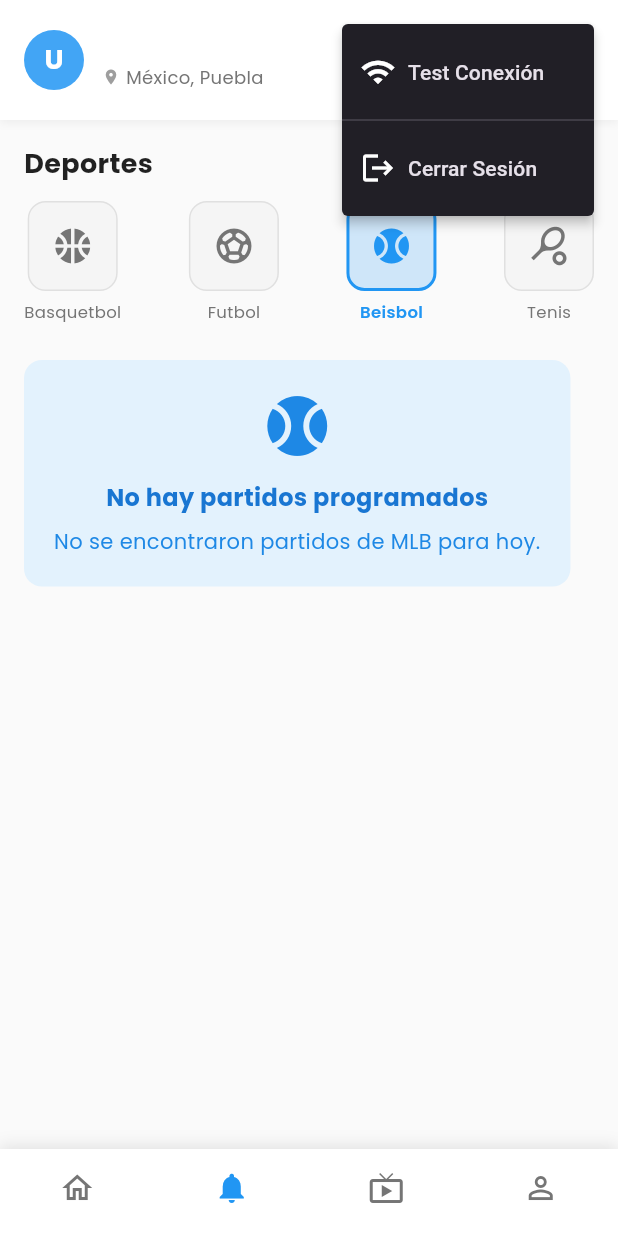
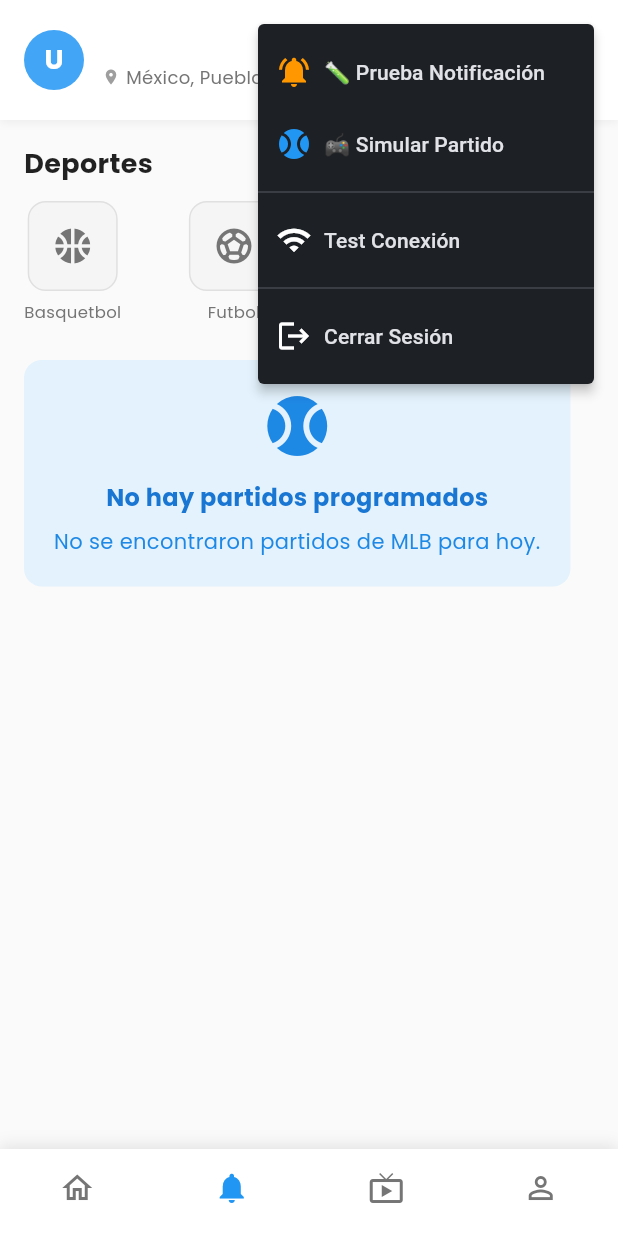
Before and after one commit to SanBenito12/EpicSports, a Flutter app: the OptimizedDashboardScreen screen opened directly, item 2 of the bottom bar chosen, after a tap on the "more vert" icon, on a phone screen of 412 x 824 dp. Run offline on Flutter 3.47's test engine with Material 3 defaults, Android fonts, the phone set to English and light mode, and no system bars; our stand-ins replace cloud_firestore, firebase_auth, firebase_core, firebase_messaging, flutter_local_notifications, font_awesome_flutter and 1 more; accounts and stored records are empty; network calls fail.

Commit message:
VERSION 2.0

```diff
--- a/lib/screens/optimized_dashboard_screen.dart
+++ b/lib/screens/optimized_dashboard_screen.dart
@@ -7,12 +7,10 @@ import '../models/mlb_game.dart';
 import '../services/auth_service.dart';
 import '../services/sportradar_service.dart';
 import '../services/game_notification_service.dart';
+import '../services/push_notification_service.dart'; // 🔔 NUEVO
 import '../models/user_model.dart';
 import '../config/api_config.dart';
 import '../widgets/game_widgets.dart';
-
-// Asegurar que este import esté presente
-export '../widgets/game_widgets.dart';
 import 'login_screen.dart';
 
 class OptimizedDashboardScreen extends StatefulWidget {
@@ -46,6 +44,7 @@ class _OptimizedDashboardScreenState extends State<OptimizedDashboardScreen> {
 
   // Controllers
   Timer? _refreshTimer;
+  Timer? _notificationTimer; // 🔔 NUEVO
   StreamSubscription<List<String>>? _notificationSubscription;
 
   @override
@@ -57,6 +56,7 @@ class _OptimizedDashboardScreenState extends State<OptimizedDashboardScreen> {
   @override
   void dispose() {
     _refreshTimer?.cancel();
+    _notificationTimer?.cancel(); // 🔔 NUEVO
     _notificationSubscription?.cancel();
     super.dispose();
   }
@@ -65,9 +65,39 @@ class _OptimizedDashboardScreenState extends State<OptimizedDashboardScreen> {
   Future<void> _initializeApp() async {
     await _loadUserData();
     await _checkApiConfiguration();
+    await _initializeNotifications(); // 🔔 NUEVO
     await _loadInitialData();
     _setupAutoRefresh();
+    _setupNotificationChecks(); // 🔔 NUEVO
     _listenToNotificationChanges();
+    _showWelcomeNotification(); // 🔔 NUEVO
+  }
+
+  /// 🔔 INICIALIZAR NOTIFICACIONES
+  Future<void> _initializeNotifications() async {
+    try {
+      await PushNotificationService.initialize();
+      debugPrint('✅ Notificaciones inicializadas en dashboard');
+    } catch (e) {
+      debugPrint('❌ Error inicializando notificaciones en dashboard: $e');
+    }
+  }
+
+  /// 🔔 CONFIGURAR VERIFICACIONES PERIÓDICAS DE NOTIFICACIONES
+  void _setupNotificationChecks() {
+    // Verificar cada 2 minutos si hay partidos que van a empezar
+    _notificationTimer = Timer.periodic(const Duration(minutes: 2), (timer) {
+      if (_allGames.isNotEmpty) {
+        PushNotificationService.checkUpcomingGames(_allGames);
+      }
+    });
+  }
+
+  /// 🔔 MOSTRAR NOTIFICACIÓN DE BIENVENIDA (PRUEBA)
+  Future<void> _showWelcomeNotification() async {
+    // Esperar un poco para que la UI se cargue
+    await Future.delayed(const Duration(seconds: 2));
+    await PushNotificationService.showTestNotification();
   }
 
   /// Cargar datos del usuario
@@ -118,7 +148,6 @@ class _OptimizedDashboardScreenState extends State<OptimizedDashboardScreen> {
         _errorMessage = null;
       });
 
-      // Usar el nuevo servicio optimizado
       final games = await _sportradarService.getTodaysGames();
 
       if (mounted) {
@@ -166,7 +195,6 @@ class _OptimizedDashboardScreenState extends State<OptimizedDashboardScreen> {
 
   /// Configurar auto-refresh inteligente
   void _setupAutoRefresh() {
-    // Intervalo dinámico: cada 2 minutos si hay juegos en vivo, cada 10 minutos si no
     final interval = _liveGames.isNotEmpty
         ? const Duration(minutes: 2)
         : const Duration(minutes: 10);
@@ -217,7 +245,6 @@ class _OptimizedDashboardScreenState extends State<OptimizedDashboardScreen> {
 
   /// Manejo de tap en juego
   void _handleGameTap(MLBGame game) {
-    // Aquí podrías navegar a detalle del juego
     debugPrint('🎯 Tap en juego: ${game.awayTeam.abbreviation} vs ${game.homeTeam.abbreviation}');
 
     ScaffoldMessenger.of(context).showSnackBar(
@@ -375,11 +402,32 @@ class _OptimizedDashboardScreenState extends State<OptimizedDashboardScreen> {
             tooltip: 'Actualizar',
           ),
 
-          // Menu
+          // Menu with notifications options 🔔
           PopupMenuButton<String>(
             icon: const Icon(Icons.more_vert, color: Colors.black87),
             onSelected: _handleMenuAction,
             itemBuilder: (context) => [
+              const PopupMenuItem(
+                value: 'test_notification',
+                child: Row(
+                  children: [
+                    Icon(Icons.notifications_active, color: Colors.orange),
+                    SizedBox(width: 8),
+                    Text('🧪 Prueba Notificación'),
+                  ],
+                ),
+              ),
+              const PopupMenuItem(
+                value: 'simulate_game',
+                child: Row(
+                  children: [
+                    Icon(Icons.sports_baseball, color: Colors.blue),
+                    SizedBox(width: 8),
+                    Text('🎮 Simular Partido'),
+                  ],
+                ),
+              ),
+              const PopupMenuDivider(),
               const PopupMenuItem(
                 value: 'test_connection',
                 child: Row(
@@ -679,9 +727,15 @@ class _OptimizedDashboardScreenState extends State<OptimizedDashboardScreen> {
     );
   }
 
-  /// Manejo de acciones del menú
+  /// Manejo de acciones del menú 🔔 ACTUALIZADO
   void _handleMenuAction(String action) {
     switch (action) {
+      case 'test_notification':
+        _showTestNotification();
+        break;
+      case 'simulate_game':
+        _simulateGameStart();
+        break;
       case 'test_connection':
         _testApiConnection();
         break;
@@ -689,6 +743,32 @@ class _OptimizedDashboardScreenState extends State<OptimizedDashboardScreen> {
         _handleLogout();
         break;
     }
+  }
+
+  /// 🔔 MOSTRAR NOTIFICACIÓN DE PRUEBA
+  Future<void> _showTestNotification() async {
+    await PushNotificationService.showTestNotification();
+
+    ScaffoldMessenger.of(context).showSnackBar(
+      const SnackBar(
+        content: Text('🧪 Notificación de prueba enviada'),
+        backgroundColor: Colors.orange,
+        duration: Duration(seconds: 2),
+      ),
+    );
+  }
+
+  /// 🔔 SIMULAR INICIO DE PARTIDO
+  Future<void> _simulateGameStart() async {
+    await PushNotificationService.simulateGameStart();
+
+    ScaffoldMessenger.of(context).showSnackBar(
+      const SnackBar(
+        content: Text('🎮 Simulación de inicio de partido enviada'),
+        backgroundColor: Colors.blue,
+        duration: Duration(seconds: 2),
+      ),
+    );
   }
 
   /// Test de conexión API
--- /dev/null
+++ b/lib/services/push_notification_service.dart
@@ -0,0 +1,339 @@
+// lib/services/push_notification_service.dart
+import 'package:firebase_messaging/firebase_messaging.dart';
+import 'package:flutter_local_notifications/flutter_local_notifications.dart';
+import 'package:firebase_auth/firebase_auth.dart';
+import 'package:cloud_firestore/cloud_firestore.dart';
+import 'package:flutter/material.dart';
+import '../models/mlb_game.dart';
+import 'package:flutter/foundation.dart';
+
+class PushNotificationService {
+  static final FirebaseMessaging _firebaseMessaging = FirebaseMessaging.instance;
+  static final FlutterLocalNotificationsPlugin _localNotifications = FlutterLocalNotificationsPlugin();
+  static final FirebaseFirestore _firestore = FirebaseFirestore.instance;
+  static final FirebaseAuth _auth = FirebaseAuth.instance;
+
+  // Inicializar el servicio de notificaciones
+  static Future<void> initialize() async {
+    try {
+      // 1. Solicitar permisos
+      await _requestPermissions();
+
+      // 2. Configurar notificaciones locales
+      await _initializeLocalNotifications();
+
+      // 3. Configurar Firebase Messaging
+      await _initializeFirebaseMessaging();
+
+      // 4. Obtener token FCM
+      await _getFCMToken();
+
+      debugPrint('✅ Servicio de notificaciones inicializado');
+    } catch (e) {
+      debugPrint('❌ Error inicializando notificaciones: $e');
+    }
+  }
+
+  // Solicitar permisos de notificación
+  static Future<void> _requestPermissions() async {
+    final settings = await _firebaseMessaging.requestPermission(
+      alert: true,
+      badge: true,
+      sound: true,
+      carPlay: false,
+      criticalAlert: false,
+      provisional: false,
+    );
+
+    debugPrint('🔔 Permisos de notificación: ${settings.authorizationStatus}');
+  }
+
+  // Configurar notificaciones locales
+  static Future<void> _initializeLocalNotifications() async {
+    const androidSettings = AndroidInitializationSettings('@mipmap/ic_launcher');
+    const iosSettings = DarwinInitializationSettings(
+      requestAlertPermission: true,
+      requestBadgePermission: true,
+      requestSoundPermission: true,
+    );
+
+    const initSettings = InitializationSettings(
+      android: androidSettings,
+      iOS: iosSettings,
+    );
+
+    await _localNotifications.initialize(
+      initSettings,
+      onDidReceiveNotificationResponse: _onNotificationTapped,
+    );
+
+    // Crear canal de notificaciones para Android
+    await _createNotificationChannel();
+  }
+
+  // Crear canal de notificaciones Android
+  static Future<void> _createNotificationChannel() async {
+    const channel = AndroidNotificationChannel(
+      'mlb_games_channel',
+      'Partidos MLB',
+      description: 'Notificaciones de partidos de béisbol',
+      importance: Importance.high,
+      playSound: true,
+    );
+
+    await _localNotifications
+        .resolvePlatformSpecificImplementation<AndroidFlutterLocalNotificationsPlugin>()
+        ?.createNotificationChannel(channel);
+  }
+
+  // Configurar Firebase Messaging
+  static Future<void> _initializeFirebaseMessaging() async {
+    // Manejar mensaje cuando la app está en primer plano
+    FirebaseMessaging.onMessage.listen(_handleForegroundMessage);
+
+    // Manejar cuando se toca una notificación (app en background)
+    FirebaseMessaging.onMessageOpenedApp.listen(_handleNotificationTap);
+
+    // Verificar si la app se abrió desde una notificación
+    final initialMessage = await FirebaseMessaging.instance.getInitialMessage();
+    if (initialMessage != null) {
+      _handleNotificationTap(initialMessage);
+    }
+  }
+
+  // Obtener token FCM
+  static Future<void> _getFCMToken() async {
+    try {
+      final token = await _firebaseMessaging.getToken();
+      if (token != null) {
+        await _saveTokenToFirestore(token);
+        debugPrint('📱 FCM Token: ${token.substring(0, 20)}...');
+      }
+    } catch (e) {
+      debugPrint('❌ Error obteniendo FCM token: $e');
+    }
+  }
+
+  // Guardar token en Firestore
+  static Future<void> _saveTokenToFirestore(String token) async {
+    try {
+      final user = _auth.currentUser;
+      if (user != null) {
+        await _firestore.collection('users').doc(user.uid).update({
+          'fcmToken': token,
+          'tokenUpdatedAt': FieldValue.serverTimestamp(),
+        });
+        debugPrint('✅ Token FCM guardado en Firestore');
+      }
+    } catch (e) {
+      debugPrint('❌ Error guardando token: $e');
+    }
+  }
+
+  // Manejar mensaje en primer plano
+  static void _handleForegroundMessage(RemoteMessage message) {
+    debugPrint('📨 Mensaje en primer plano: ${message.notification?.title}');
+
+    // Mostrar notificación local
+    _showLocalNotification(
+      title: message.notification?.title ?? 'Partido MLB',
+      body: message.notification?.body ?? 'Un partido está por comenzar',
+      payload: message.data['gameId'],
+    );
+  }
+
+  // Manejar tap en notificación
+  static void _handleNotificationTap(RemoteMessage message) {
+    debugPrint('👆 Notificación tocada: ${message.data}');
+    // Aquí puedes navegar a la pantalla del juego específico
+  }
+
+  // Callback cuando se toca notificación local
+  static void _onNotificationTapped(NotificationResponse response) {
+    debugPrint('👆 Notificación local tocada: ${response.payload}');
+    // Aquí puedes navegar a la pantalla del juego específico
+  }
+
+  // Mostrar notificación local
+  static Future<void> _showLocalNotification({
+    required String title,
+    required String body,
+    String? payload,
+  }) async {
+    const androidDetails = AndroidNotificationDetails(
+      'mlb_games_channel',
+      'Partidos MLB',
+      channelDescription: 'Notificaciones de partidos de béisbol',
+      importance: Importance.high,
+      priority: Priority.high,
+      icon: '@mipmap/ic_launcher',
+    );
+
+    const iosDetails = DarwinNotificationDetails(
+      presentAlert: true,
+      presentBadge: true,
+      presentSound: true,
+    );
+
+    const details = NotificationDetails(
+      android: androidDetails,
+      iOS: iosDetails,
+    );
+
+    await _localNotifications.show(
+      DateTime.now().millisecondsSinceEpoch.remainder(100000),
+      title,
+      body,
+      details,
+      payload: payload,
+    );
+  }
+
+  // 🧪 NOTIFICACIÓN DE PRUEBA
+  static Future<void> showTestNotification() async {
+    await _showLocalNotification(
+      title: '🏟️ ¡Bienvenido a EpicSports!',
+      body: 'Las notificaciones están funcionando correctamente. ¡Disfruta los partidos!',
+      payload: 'test_notification',
+    );
+    debugPrint('🧪 Notificación de prueba enviada');
+  }
+
+  // Notificación cuando empieza un partido
+  static Future<void> notifyGameStarting(MLBGame game) async {
+    await _showLocalNotification(
+      title: '🔴 ¡Partido en vivo!',
+      body: '${game.awayTeam.name} vs ${game.homeTeam.name} ha comenzado',
+      payload: game.id,
+    );
+
+    // También guardar en Firestore para historial
+    await _saveNotificationHistory(game, 'game_started');
+  }
+
+  // Notificación para recordatorio de partido próximo
+  static Future<void> notifyGameStartingSoon(MLBGame game, int minutesUntilStart) async {
+    await _showLocalNotification(
+      title: '⏰ Partido próximo',
+      body: '${game.awayTeam.name} vs ${game.homeTeam.name} empieza en $minutesUntilStart minutos',
+      payload: game.id,
+    );
+
+    await _saveNotificationHistory(game, 'game_reminder');
+  }
+
+  // Notificación para cambio de marcador
+  static Future<void> notifyScoreUpdate(MLBGame game) async {
+    if (game.score != null) {
+      await _showLocalNotification(
+        title: '📊 Actualización de marcador',
+        body: '${game.awayTeam.abbreviation} ${game.score!.awayScore} - ${game.score!.homeScore} ${game.homeTeam.abbreviation}',
+        payload: game.id,
+      );
+    }
+  }
+
+  // Guardar historial de notificaciones
+  static Future<void> _saveNotificationHistory(MLBGame game, String type) async {
+    try {
+      final user = _auth.currentUser;
+      if (user != null) {
+        await _firestore.collection('notification_history').add({
+          'userId': user.uid,
+          'gameId': game.id,
+          'type': type,
+          'title': '${game.awayTeam.name} vs ${game.homeTeam.name}',
+          'timestamp': FieldValue.serverTimestamp(),
+        });
+      }
+    } catch (e) {
+      debugPrint('❌ Error guardando historial de notificación: $e');
+    }
+  }
+
+  // Verificar si un juego debe enviar notificación
+  static Future<bool> shouldNotifyForGame(String gameId) async {
+    try {
+      final user = _auth.currentUser;
+      if (user == null) return false;
+
+      final doc = await _firestore
+          .collection('users')
+          .doc(user.uid)
+          .collection('gameNotifications')
+          .doc(gameId)
+          .get();
+
+      return doc.exists;
+    } catch (e) {
+      debugPrint('❌ Error verificando notificación para juego: $e');
+      return false;
+    }
+  }
+
+  // Chequear partidos que van a empezar (llamar periódicamente)
+  static Future<void> checkUpcomingGames(List<MLBGame> games) async {
+    final now = DateTime.now();
+
+    for (final game in games) {
+      if (await shouldNotifyForGame(game.id)) {
+        final gameTime = game.scheduledTime;
+        if (gameTime != null) {
+          final minutesUntilStart = gameTime.difference(now).inMinutes;
+
+          // Notificar 15 minutos antes
+          if (minutesUntilStart <= 15 && minutesUntilStart > 10) {
+            await notifyGameStartingSoon(game, minutesUntilStart);
+          }
+
+          // Notificar cuando empiece (con tolerancia de 5 minutos)
+          if (minutesUntilStart <= 5 && minutesUntilStart >= -5 && game.isLive) {
+            await notifyGameStarting(game);
+          }
+        }
+      }
+    }
+  }
+
+  // Obtener estado de permisos
+  static Future<NotificationSettings> getPermissionStatus() async {
+    return await _firebaseMessaging.getNotificationSettings();
+  }
+
+  // Verificar si las notificaciones están habilitadas
+  static Future<bool> areNotificationsEnabled() async {
+    final settings = await getPermissionStatus();
+    return settings.authorizationStatus == AuthorizationStatus.authorized;
+  }
+
+  // Método para testing - simular que empezó un partido
+  static Future<void> simulateGameStart() async {
+    // Crear un juego de prueba
+    final testGame = MLBGame(
+      id: 'test_game_${DateTime.now().millisecondsSinceEpoch}',
+      status: 'inprogress',
+      scheduled: DateTime.now().toIso8601String(),
+      homeTeam: Team(
+        id: 'test_home',
+        name: 'Test Home Team',
+        market: 'Test City',
+        abbreviation: 'THT',
+      ),
+      awayTeam: Team(
+        id: 'test_away',
+        name: 'Test Away Team',
+        market: 'Test Town',
+        abbreviation: 'TAT',
+      ),
+      venue: Venue(
+        id: 'test_venue',
+        name: 'Test Stadium',
+        city: 'Test City',
+        state: 'Test State',
+      ),
+      isLive: true,
+    );
+
+    await notifyGameStarting(testGame);
+  }
+}
```
Also changed, not shown: lib/main.dart (+18 -3 lines), pubspec.yaml (+14 -7 lines), pubspec.lock.
